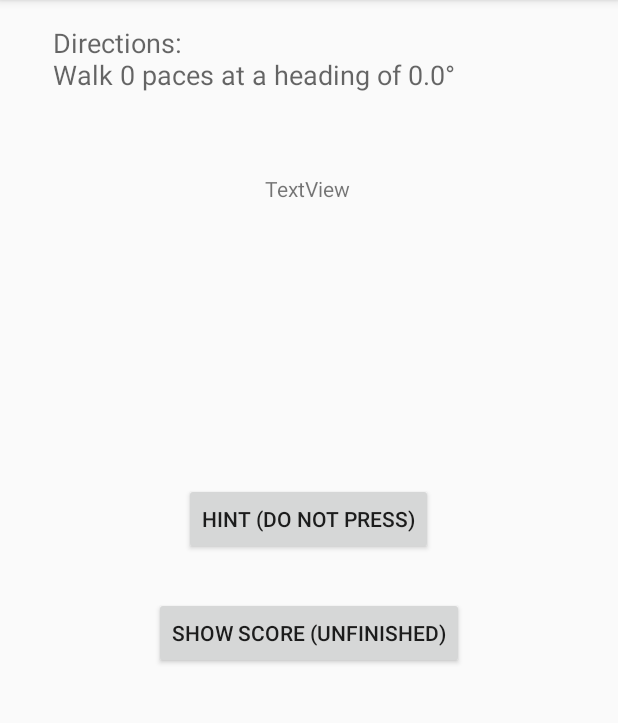
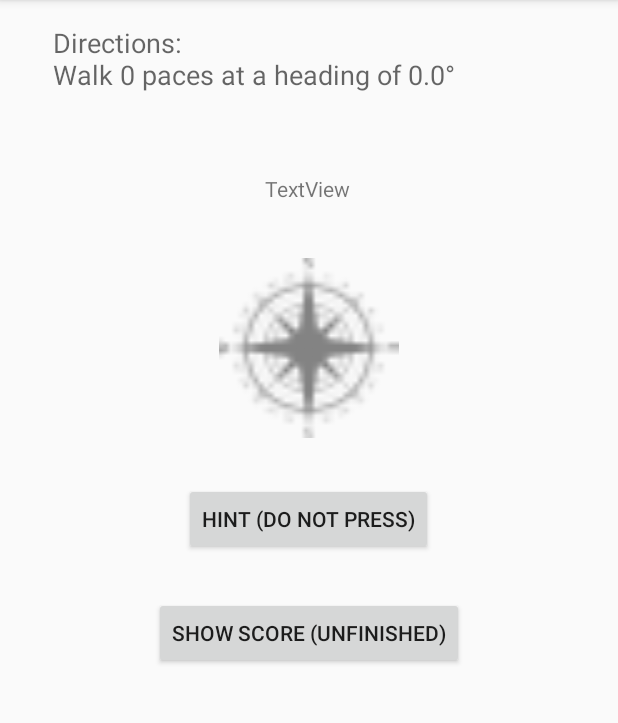
Before and after one commit to blaine141/Treasure-Hunt, an Android app: the DirectionsActivity screen opened directly, with no data from a screen before it, on a phone screen of 412 x 824 dp, the part 84-807 px from its top. Run offline under Robolectric (Android 15) with nearby library versions, the phone set to English and light mode, and no system bars; 2 statements that could not run were skipped.

Commit message:
The Compass has been added, and the animation works. Must find a way to get a higher resolution image.

```diff
--- a/app/src/main/java/com/example/treasurehunt/DirectionsActivity.java
+++ b/app/src/main/java/com/example/treasurehunt/DirectionsActivity.java
@@ -26,7 +26,7 @@ public class DirectionsActivity extends AppCompatActivity implements SensorEvent
     private float currentDegree = 0f;
 
     //For the eventual image
-    private ImageView image;
+    ImageView image;
 
     @Override
     protected void onCreate(Bundle savedInstanceState) {
@@ -47,6 +47,8 @@ public class DirectionsActivity extends AppCompatActivity implements SensorEvent
 
         // TextView that will tell the user what their heading is
         heading = (TextView) findViewById(R.id.textView8);
+
+        image = (ImageView) findViewById(R.id.imageView3);
 
         // initialize your android device sensor capabilities
         mSensorManager = (SensorManager) getSystemService(SENSOR_SERVICE);
@@ -98,17 +100,17 @@ public class DirectionsActivity extends AppCompatActivity implements SensorEvent
         Intent intent = new Intent(this, ScoreActivity.class);
         startActivity(intent);
     }
-
-    public void hintPressed(View view) {
-
-        //double bearing = currentCache.bearing;
-        //double distance = currentCache.distance;
-        //int paces = (int)(distance / 0.75);
-
-        String directions = "Directions:\n";
-        //directions += "Walk " + paces + " paces at a heading of " + bearing + "°";
-
-        //TextView textView4 = (TextView) findViewById(R.id.textView7);
-        //textView4.setText(directions);
-    }
+//
+//    public void hintPressed(View view) {
+//
+//        //double bearing = currentCache.bearing;
+//        //double distance = currentCache.distance;
+//        //int paces = (int)(distance / 0.75);
+//
+//        String directions = "Directions:\n";
+//        //directions += "Walk " + paces + " paces at a heading of " + bearing + "°";
+//
+//        //TextView textView4 = (TextView) findViewById(R.id.textView7);
+//        //textView4.setText(directions);
+//    }
 }
--- a/app/src/main/res/layout/activity_directions.xml
+++ b/app/src/main/res/layout/activity_directions.xml
@@ -44,11 +44,21 @@
         android:layout_width="wrap_content"
         android:layout_height="wrap_content"
         android:layout_marginBottom="28dp"
-        android:onClick="hintPressed"
         android:text="Hint (DO NOT PRESS)"
         app:layout_constraintBottom_toTopOf="@+id/button8"
         app:layout_constraintEnd_toEndOf="parent"
         app:layout_constraintHorizontal_bias="0.498"
         app:layout_constraintStart_toStartOf="parent" />
 
+    <ImageView
+        android:id="@+id/imageView3"
+        android:layout_width="134dp"
+        android:layout_height="120dp"
+        android:layout_marginTop="172dp"
+        app:layout_constraintEnd_toEndOf="parent"
+        app:layout_constraintHorizontal_bias="0.498"
+        app:layout_constraintStart_toStartOf="parent"
+        app:layout_constraintTop_toTopOf="parent"
+        app:srcCompat="@drawable/compass" />
+
 </androidx.constraintlayout.widget.ConstraintLayout>
```
Also changed, not shown: app/src/main/res/drawable-hdpi/compass.png (added), app/src/main/res/drawable-mdpi/compass.png (added), app/src/main/res/drawable-xhdpi/compass.png (added), app/src/main/res/drawable-xxhdpi/compass.png (added), app/src/main/res/drawable-xxxhdpi/compass.png (added).
